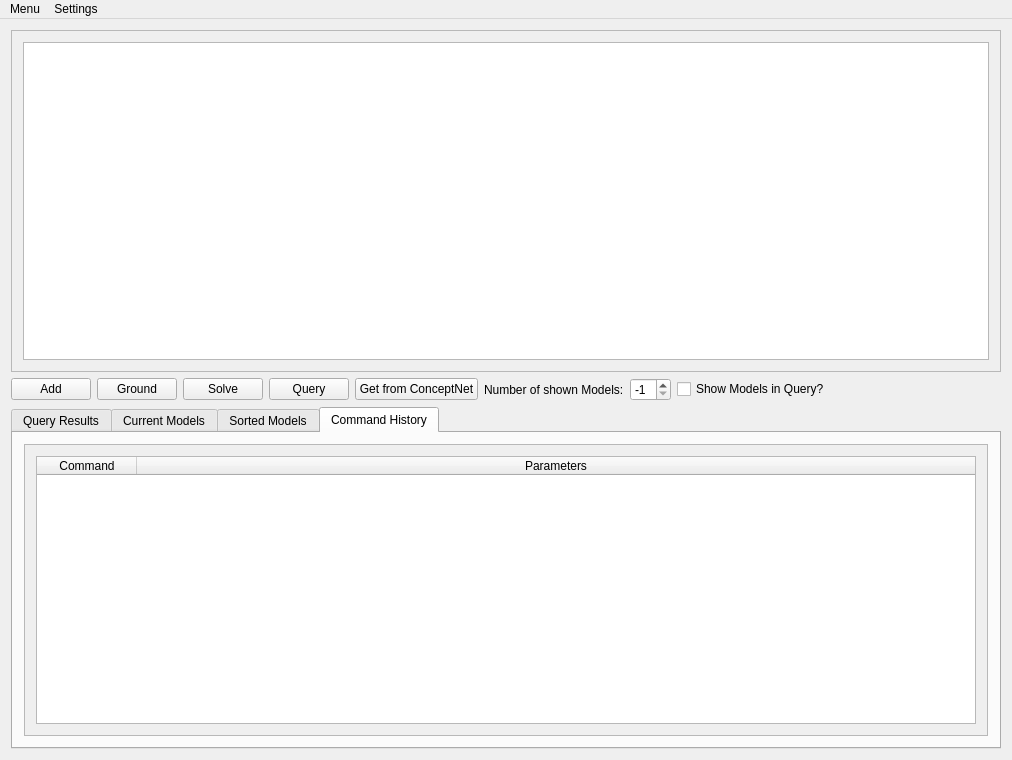
Above: concept_net_gui/ui/conceptnetgui.ui from alica-labs/aspsuite before the change. Below: the same form after it.
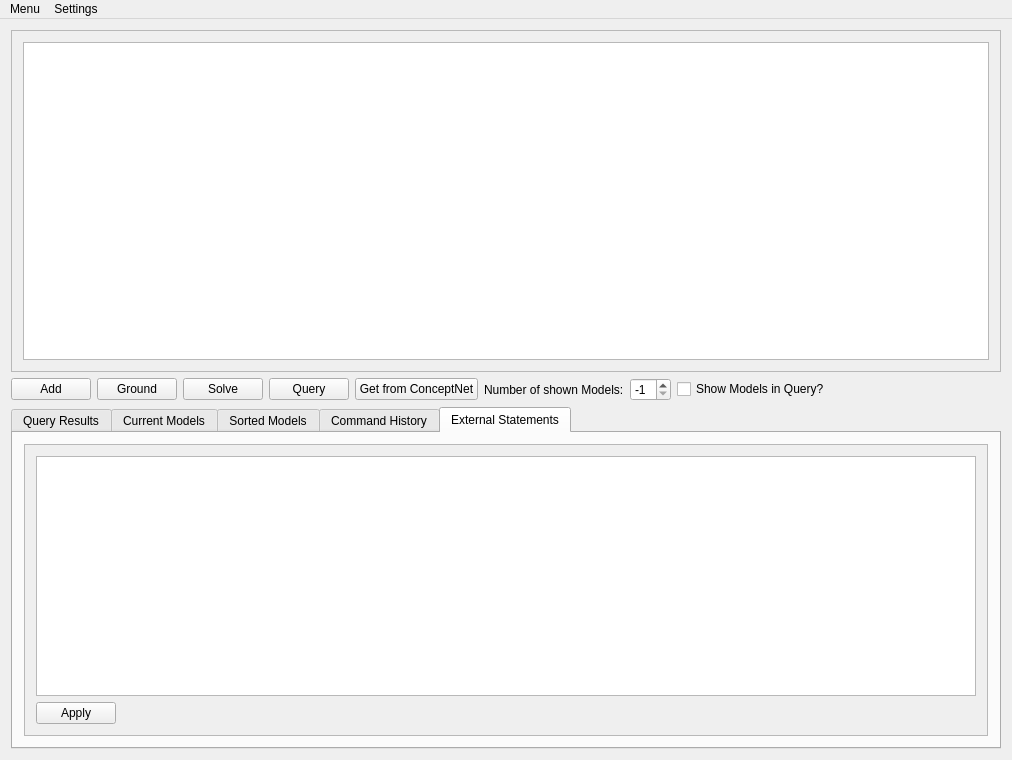
That is the form after the change.

The edit to the form file:
```diff
--- a/concept_net_gui/ui/conceptnetgui.ui
+++ b/concept_net_gui/ui/conceptnetgui.ui
@@ -119,7 +119,7 @@
     <item>
      <widget class="QTabWidget" name="resultTabWidget">
       <property name="currentIndex">
-       <number>3</number>
+       <number>4</number>
       </property>
       <widget class="QWidget" name="queryResultsTab">
        <attribute name="title">
@@ -278,6 +278,97 @@
         </item>
        </layout>
       </widget>
+      <widget class="QWidget" name="externalsTab">
+       <attribute name="title">
+        <string>External Statements</string>
+       </attribute>
+       <layout class="QHBoxLayout" name="horizontalLayout_4">
+        <item>
+         <widget class="QScrollArea" name="externalsScrollArea">
+          <property name="widgetResizable">
+           <bool>true</bool>
+          </property>
+          <widget class="QWidget" name="externalsScrollAreaWidget">
+           <property name="geometry">
+            <rect>
+             <x>0</x>
+             <y>0</y>
+             <width>970</width>
+             <height>285</height>
+            </rect>
+           </property>
+           <layout class="QVBoxLayout" name="verticalLayout">
+            <item>
+             <widget class="QTableWidget" name="externalsTable">
+              <property name="wordWrap">
+               <bool>true</bool>
+              </property>
+              <property name="columnCount">
+               <number>2</number>
+              </property>
+              <attribute name="horizontalHeaderVisible">
+               <bool>false</bool>
+              </attribute>
+              <attribute name="horizontalHeaderCascadingSectionResizes">
+               <bool>false</bool>
+              </attribute>
+              <attribute name="horizontalHeaderDefaultSectionSize">
+               <number>400</number>
+              </attribute>
+              <attribute name="horizontalHeaderHighlightSections">
+               <bool>true</bool>
+              </attribute>
+              <attribute name="horizontalHeaderShowSortIndicator" stdset="0">
+               <bool>false</bool>
+              </attribute>
+              <attribute name="horizontalHeaderStretchLastSection">
+               <bool>true</bool>
+              </attribute>
+              <attribute name="verticalHeaderDefaultSectionSize">
+               <number>30</number>
+              </attribute>
+              <column>
+               <property name="text">
+                <string>External Statement</string>
+               </property>
+              </column>
+              <column>
+               <property name="text">
+                <string>Truth Value</string>
+               </property>
+              </column>
+             </widget>
+            </item>
+            <item>
+             <layout class="QHBoxLayout" name="externalLayout">
+              <item>
+               <widget class="QPushButton" name="applyBtn">
+                <property name="text">
+                 <string>Apply</string>
+                </property>
+               </widget>
+              </item>
+              <item>
+               <spacer name="horizontalSpacer">
+                <property name="orientation">
+                 <enum>Qt::Horizontal</enum>
+                </property>
+                <property name="sizeHint" stdset="0">
+                 <size>
+                  <width>40</width>
+                  <height>20</height>
+                 </size>
+                </property>
+               </spacer>
+              </item>
+             </layout>
+            </item>
+           </layout>
+          </widget>
+         </widget>
+        </item>
+       </layout>
+      </widget>
      </widget>
     </item>
    </layout>
```
Left out of the diff: 12 changed lines with no effect on the pictures.
